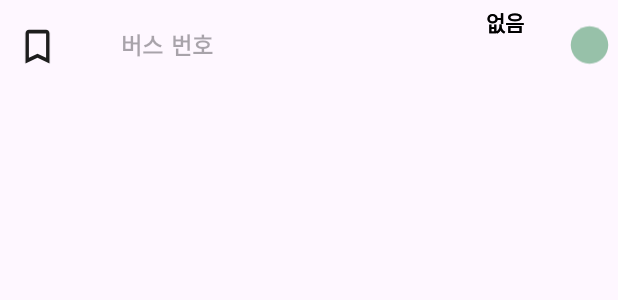
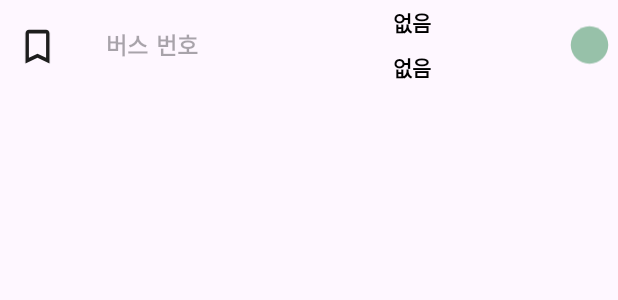
Before and after one commit to sin6708k/CatchingBus, an Android app: the layout item_bus_preview.xml on its own in the app's theme, with its tools: preview values and no code run, on a phone screen of 412 x 824 dp. Shown: the top 300 px of the screen. Run offline under Robolectric (Android 15) with nearby library versions, the phone set to English and light mode, and no system bars.

```diff
--- a/app/src/main/java/com/example/catchingbus/ui/adapter/BusSearchAdapter.kt
+++ b/app/src/main/java/com/example/catchingbus/ui/adapter/BusSearchAdapter.kt
@@ -48,10 +48,12 @@ class BusSearchAdapter(
     companion object {
         private val BusDiffcallback = object : DiffUtil.ItemCallback<BusContent>(){ //데이터 변경 감지 하는 놈. 삭제 추가 식별
             override fun areContentsTheSame(oldItem: BusContent, newItem: BusContent): Boolean {
-                return oldItem == newItem
+                Log.d("jaehan","버스콜백")
+                return oldItem.arrivalInfo?.nowRemainingTime== newItem.arrivalInfo?.nowRemainingTime
             }
             override fun areItemsTheSame(oldItem: BusContent, newItem: BusContent): Boolean {
-                return oldItem.bus == newItem.bus
+                Log.d("jaehan","버스콜백12")
+                return oldItem.arrivalInfo == newItem.arrivalInfo
             }
         }
     }
--- a/app/src/main/java/com/example/catchingbus/ui/view/AfterSearchFragment.kt
+++ b/app/src/main/java/com/example/catchingbus/ui/view/AfterSearchFragment.kt
@@ -92,8 +92,9 @@ class AfterSearchFragment : Fragment(),OnMapReadyCallback, BusSearchAdapter.OnBu
 
         //arrivalinfoes를 관찰해서, 어뎁터에 넣어줌.
         sharedViewModel.busContents.observe(viewLifecycleOwner) { newBusContent ->
-            Log.d("problem","값 변화 : ${newBusContent}")
+            Log.d("problem","값 변화 : ${newBusContent[0].arrivalInfo?.nowRemainingTime}")
             busSearchAdapter.submitList(newBusContent)
+            busSearchAdapter.notifyDataSetChanged()
         }
         return binding.root
     }
--- a/app/src/main/res/layout/fragment_home.xml
+++ b/app/src/main/res/layout/fragment_home.xml
@@ -1,12 +1,12 @@
 <?xml version="1.0" encoding="utf-8"?>
-<androidx.constraintlayout.widget.ConstraintLayout
-    xmlns:android="http://schemas.android.com/apk/res/android"
+<androidx.constraintlayout.widget.ConstraintLayout xmlns:android="http://schemas.android.com/apk/res/android"
     android:layout_width="match_parent"
     android:layout_height="match_parent"
+    xmlns:tools="http://schemas.android.com/tools"
     >
 
     <com.google.android.gms.maps.MapView
-        android:id="@+id/map_view"
+        android:id="@+id/home_map_view"
         android:layout_width="match_parent"
         android:layout_height="match_parent"
         />
--- a/app/src/main/res/layout/item_bus_preview.xml
+++ b/app/src/main/res/layout/item_bus_preview.xml
@@ -28,10 +28,26 @@
         android:textColor="@color/black"
         android:textSize="15sp"
         android:textStyle="bold"
-        app:layout_constraintEnd_toStartOf="@+id/second_arrive"
+
         app:layout_constraintStart_toEndOf="@+id/book_mark"
         app:layout_constraintTop_toTopOf="parent"
         app:layout_constraintWidth_percent="0.3" />
+
+
+    <TextView
+        android:id="@+id/first_arrive"
+        android:layout_width="0dp"
+        android:layout_height="30dp"
+        android:gravity="center"
+        android:text="없음"
+        android:textAlignment="center"
+        android:textColor="@color/black"
+        android:textStyle="bold"
+        app:layout_constraintTop_toTopOf="parent"
+        app:layout_constraintEnd_toStartOf="@+id/circle"
+        app:layout_constraintWidth_percent="0.5"
+        tools:layout_editor_absoluteY="0dp" />
+
 
     <ImageView
         android:id="@+id/circle"
@@ -43,20 +59,7 @@
         app:layout_constraintTop_toTopOf="parent"
         app:layout_constraintWidth_percent="0.1" />
 
-    <androidx.appcompat.widget.AppCompatTextView
-        android:id="@+id/first_arrive"
-        android:layout_width="0dp"
-        android:layout_height="30dp"
-        android:gravity="center"
-        android:text="없음"
-        android:textAlignment="center"
-        android:textColor="@color/black"
-        android:textStyle="bold"
-        app:layout_constraintEnd_toStartOf="@+id/circle"
-        app:layout_constraintWidth_percent="0.2"
-        tools:layout_editor_absoluteY="0dp" />
-
-    <androidx.appcompat.widget.AppCompatTextView
+    <TextView
         android:id="@+id/second_arrive"
         android:layout_width="0dp"
         android:layout_height="30dp"
@@ -65,8 +68,9 @@
         android:textAlignment="center"
         android:textColor="@color/black"
         android:textStyle="bold"
+        app:layout_constraintTop_toBottomOf="@id/first_arrive"
         app:layout_constraintEnd_toStartOf="@+id/circle"
-        app:layout_constraintWidth_percent="0.2"
+        app:layout_constraintWidth_percent="0.5"
         tools:layout_editor_absoluteY="30dp" />
 
 </androidx.constraintlayout.widget.ConstraintLayout>
```
Also changed, not shown: app/src/main/java/com/example/catchingbus/data/ArrivalInfo.kt (+10 -0 lines), app/src/main/java/com/example/catchingbus/ui/adapter/BusSearchViewHolder.kt (+32 -6 lines), app/src/main/java/com/example/catchingbus/ui/view/HomeFragment.kt (+12 -4 lines).
